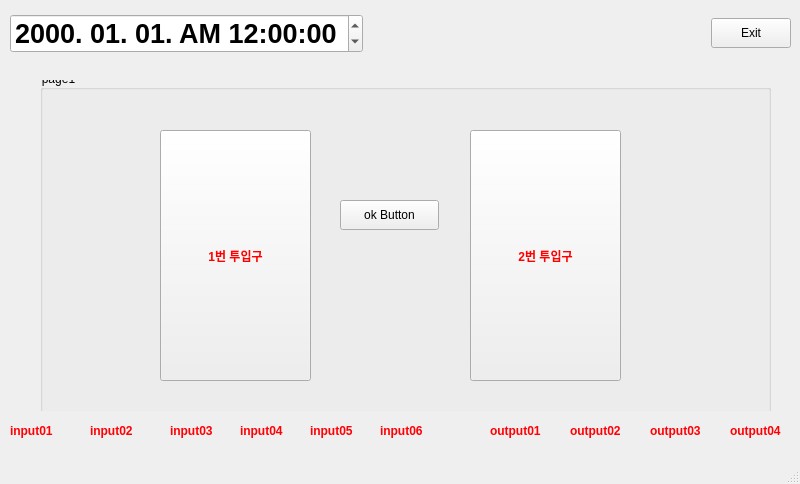
First picture: the form in Main Program/main_panel.ui, repository jung1996/Raspberry_pyCardReader, before the edit.
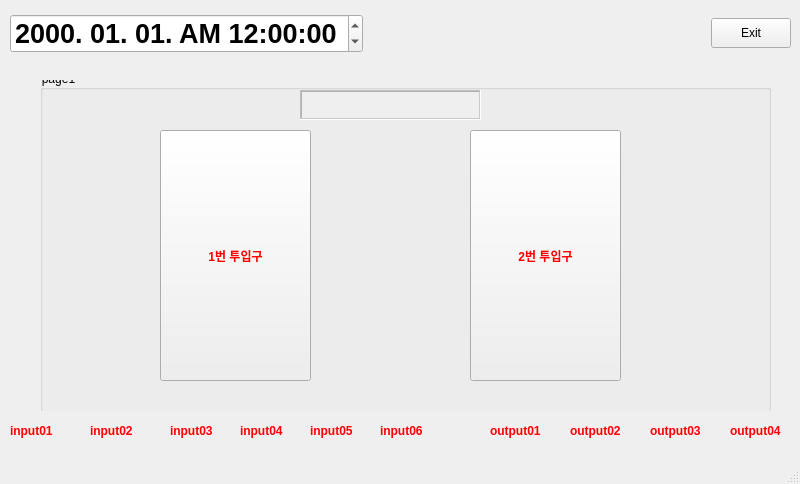
Second picture: the form after the edit.

What changed in the file:
```diff
--- a/Main Program/main_panel.ui
+++ b/Main Program/main_panel.ui
@@ -94,17 +94,26 @@
         <string>2번 투입구</string>
        </property>
       </widget>
-      <widget class="QPushButton" name="pushButton_ok1">
+      <widget class="QTextEdit" name="textEdit_tcp1">
+       <property name="enabled">
+        <bool>false</bool>
+       </property>
        <property name="geometry">
         <rect>
-         <x>300</x>
-         <y>130</y>
-         <width>99</width>
+         <x>260</x>
+         <y>20</y>
+         <width>181</width>
          <height>30</height>
         </rect>
        </property>
-       <property name="text">
-        <string>ok Button</string>
+       <property name="maximumSize">
+        <size>
+         <width>16777215</width>
+         <height>30</height>
+        </size>
+       </property>
+       <property name="frameShape">
+        <enum>QFrame::WinPanel</enum>
        </property>
       </widget>
      </widget>
```
